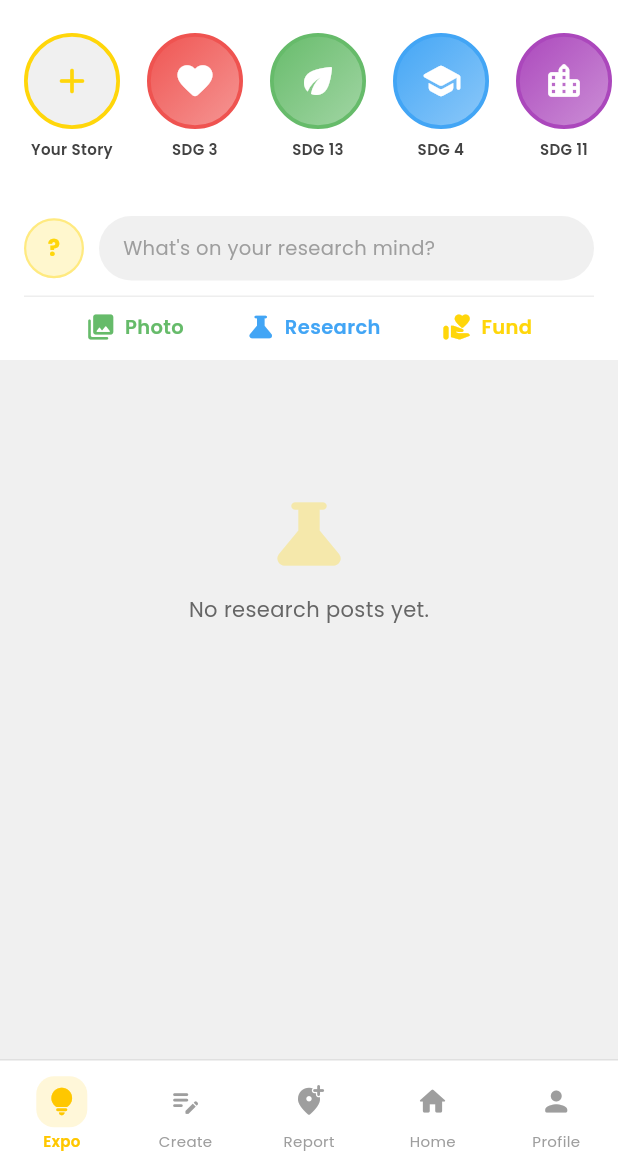
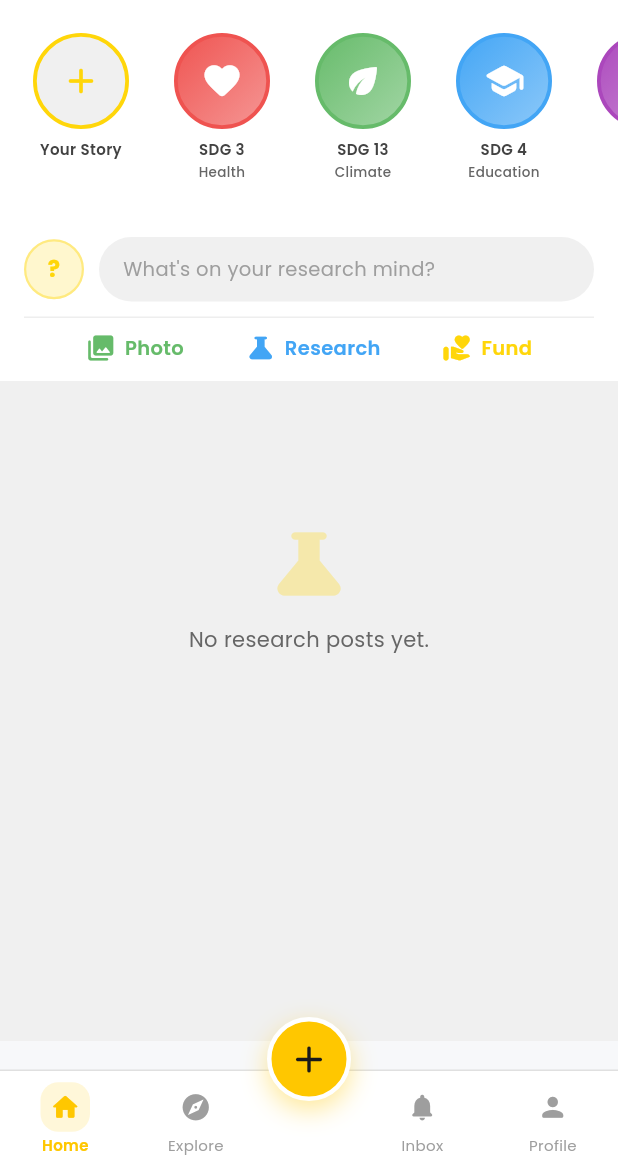
Before and after one commit to ChadBojelador/Alitaptap, a Flutter app: the screen it shows after launch, after a tap on "Get Started", after a tap on "Skip", on a phone screen of 412 x 824 dp, the part 69-1236 px from its top. Run offline on Flutter 3.47's test engine with Material 3 defaults, Android fonts, the phone set to English and light mode, and no system bars; our stand-ins replace cloud_firestore, firebase_auth, firebase_core, geolocator, google_fonts, image_picker and 2 more; missing offline and left inert: maplibre_gl; accounts and stored records are empty; network calls fail.

Commit message:
Update UI improvements and feature enhancements

```diff
--- a/apps/mobile_flutter/lib/app/main_shell.dart
+++ b/apps/mobile_flutter/lib/app/main_shell.dart
@@ -3,13 +3,12 @@ import 'package:flutter/material.dart';
 import 'package:google_fonts/google_fonts.dart';
 
 import 'app.dart';
+import '../features/civic_intelligence/presentation/issue_map_page.dart';
 import '../features/expo/presentation/expo_feed_page.dart';
-import '../features/home/presentation/analytics_page.dart';
-import '../features/home/presentation/community_home_page.dart';
-import '../features/home/presentation/admin_home_page.dart';
 import '../features/home/presentation/dashboard_page.dart';
 import '../features/home/presentation/create_page.dart';
 import '../features/civic_intelligence/presentation/issue_submit_page.dart';
+import '../features/expo/presentation/chat_inbox_page.dart';
 import '../core/models/app_role.dart';
 
 const _amber = Color(0xFFFFC700);
@@ -29,36 +28,100 @@ class MainShell extends StatefulWidget {
 class _MainShellState extends State<MainShell> {
   int _index = 0;
 
+  Future<void> _openActionSheet(String uid) async {
+    final isDark = Theme.of(context).brightness == Brightness.dark;
+    final bg = isDark ? const Color(0xFF1E1E1E) : Colors.white;
+    final subtle =
+        isDark ? const Color(0xFFBDBDBD) : const Color(0xFF666666);
+
+    await showModalBottomSheet<void>(
+      context: context,
+      backgroundColor: bg,
+      shape: const RoundedRectangleBorder(
+        borderRadius: BorderRadius.vertical(top: Radius.circular(20)),
+      ),
+      builder: (sheetContext) {
+        final canCreate = widget.role != 'community';
+        final canReport = widget.role != 'admin';
+
+        return SafeArea(
+          child: Padding(
+            padding: const EdgeInsets.fromLTRB(18, 14, 18, 18),
+            child: Column(
+              mainAxisSize: MainAxisSize.min,
+              crossAxisAlignment: CrossAxisAlignment.start,
+              children: [
+                Text(
+                  'What would you like to do?',
+                  style: GoogleFonts.poppins(
+                    fontSize: 16,
+                    fontWeight: FontWeight.w700,
+                    color: isDark ? Colors.white : _dark,
+                  ),
+                ),
+                const SizedBox(height: 12),
+                if (canReport)
+                  ListTile(
+                    contentPadding: EdgeInsets.zero,
+                    leading: const Icon(Icons.add_location_alt_rounded,
+                        color: _amber),
+                    title: Text('Report a Problem',
+                        style: GoogleFonts.poppins(fontWeight: FontWeight.w600)),
+                    subtitle: Text('Submit a local issue for validation',
+                        style: GoogleFonts.poppins(
+                            fontSize: 12, color: subtle)),
+                    onTap: () {
+                      Navigator.of(sheetContext).pop();
+                      Navigator.of(context).push(
+                        MaterialPageRoute(
+                          builder: (_) => IssueSubmitPage(reporterId: uid),
+                        ),
+                      );
+                    },
+                  ),
+                if (canCreate)
+                  ListTile(
+                    contentPadding: EdgeInsets.zero,
+                    leading:
+                        const Icon(Icons.edit_note_rounded, color: _amber),
+                    title: Text('Create a Project',
+                        style: GoogleFonts.poppins(fontWeight: FontWeight.w600)),
+                    subtitle: Text('Start a research project post',
+                        style: GoogleFonts.poppins(
+                            fontSize: 12, color: subtle)),
+                    onTap: () {
+                      Navigator.of(sheetContext).pop();
+                      Navigator.of(context).push(
+                        MaterialPageRoute(
+                          builder: (_) => const CreatePage(),
+                        ),
+                      );
+                    },
+                  ),
+              ],
+            ),
+          ),
+        );
+      },
+    );
+  }
+
   @override
   Widget build(BuildContext context) {
     final isDark = Theme.of(context).brightness == Brightness.dark;
     final uid = FirebaseAuth.instance.currentUser?.uid ?? '';
+    final email = FirebaseAuth.instance.currentUser?.email ?? '';
 
-    final pages = widget.role == 'community'
-        ? [
+    final pages = [
       const ExpoFeedPage(),
-            IssueSubmitPage(reporterId: uid),
-            DashboardPage(role: AppRole.community),
-            _ProfilePage(
-                onToggleTheme: widget.onToggleTheme,
-                onSignOut: widget.onSignOut,
-                role: widget.role),
-          ]
-        : widget.role == 'student'
-            ? [
-                const ExpoFeedPage(),
-                const CreatePage(),
-                IssueSubmitPage(reporterId: uid),
-                DashboardPage(role: AppRole.student),
-                _ProfilePage(
-                    onToggleTheme: widget.onToggleTheme,
-                    onSignOut: widget.onSignOut,
-                    role: widget.role),
-              ]
-            : [
-                const ExpoFeedPage(),
-                const CreatePage(),
-                const AdminHomePage(),
+      IssueMapPage(
+        studentId: uid,
+        showIdeaDock: false,
+      ),
+      ChatInboxPage(
+        currentUid: uid,
+        currentEmail: email,
+      ),
       _ProfilePage(
           onToggleTheme: widget.onToggleTheme,
           onSignOut: widget.onSignOut,
@@ -73,7 +136,7 @@ class _MainShellState extends State<MainShell> {
         index: safeIndex,
         isDark: isDark,
         onTap: (i) => setState(() => _index = i),
-        role: widget.role,
+        onActionTap: () => _openActionSheet(uid),
       ),
     );
   }
@@ -84,41 +147,20 @@ class _BottomNav extends StatelessWidget {
     required this.index,
     required this.isDark,
     required this.onTap,
-    required this.role,
+    required this.onActionTap,
   });
 
   final int index;
   final bool isDark;
   final ValueChanged<int> onTap;
-  final String role;
+  final VoidCallback onActionTap;
 
-  static const _adminItems = [
-    (icon: Icons.lightbulb_rounded, label: 'Expo'),
-    (icon: Icons.edit_note_rounded, label: 'Create'),
+  static const _items = [
     (icon: Icons.home_rounded, label: 'Home'),
+    (icon: Icons.explore_rounded, label: 'Explore'),
+    (icon: Icons.notifications_rounded, label: 'Inbox'),
     (icon: Icons.person_rounded, label: 'Profile'),
   ];
-
-  static const _studentItems = [
-    (icon: Icons.lightbulb_rounded, label: 'Expo'),
-    (icon: Icons.edit_note_rounded, label: 'Create'),
-    (icon: Icons.add_location_alt_rounded, label: 'Report'),
-    (icon: Icons.home_rounded, label: 'Home'),
-    (icon: Icons.person_rounded, label: 'Profile'),
-  ];
-
-  static const _communityItems = [
-    (icon: Icons.lightbulb_rounded, label: 'Expo'),
-    (icon: Icons.add_location_alt_rounded, label: 'Report'),
-    (icon: Icons.home_rounded, label: 'Home'),
-    (icon: Icons.person_rounded, label: 'Profile'),
-  ];
-
-  List<({IconData icon, String label})> _getItems() {
-    if (role == 'community') return _communityItems;
-    if (role == 'student') return _studentItems;
-    return _adminItems;
-  }
 
   @override
   Widget build(BuildContext context) {
@@ -128,7 +170,15 @@ class _BottomNav extends StatelessWidget {
         : const Color(0xFFE0E0E0);
 
     return SizedBox(
-      height: 72,
+      height: 84,
+      child: Stack(
+        alignment: Alignment.topCenter,
+        clipBehavior: Clip.none,
+        children: [
+          Positioned(
+            left: 0,
+            right: 0,
+            bottom: 0,
             child: Container(
               decoration: BoxDecoration(
                 color: bg,
@@ -139,57 +189,45 @@ class _BottomNav extends StatelessWidget {
                 child: SizedBox(
                   height: 64,
                   child: Row(
-              children: List.generate(_getItems().length, (i) {
-                final item = _getItems()[i];
-                final selected = i == index;
-                return Expanded(
-                  child: GestureDetector(
-                    behavior: HitTestBehavior.opaque,
-                    onTap: () => onTap(i),
-                    child: Column(
-                      mainAxisAlignment: MainAxisAlignment.center,
                     children: [
-                        AnimatedContainer(
-                          duration: const Duration(milliseconds: 200),
-                          padding: const EdgeInsets.all(6),
-                          decoration: BoxDecoration(
-                            color: selected
-                                ? _amber.withValues(alpha: 0.15)
-                                : Colors.transparent,
-                            borderRadius: BorderRadius.circular(12),
-                          ),
-                          child: Icon(
-                            item.icon,
-                            size: 22,
-                            color: selected
-                                ? _amber
-                                : isDark
-                                    ? const Color(0xFF616161)
-                                    : const Color(0xFF9E9E9E),
+                      Expanded(child: _NavItem(item: _items[0], selected: index == 0, isDark: isDark, onTap: () => onTap(0))),
+                      Expanded(child: _NavItem(item: _items[1], selected: index == 1, isDark: isDark, onTap: () => onTap(1))),
+                      const SizedBox(width: 64),
+                      Expanded(child: _NavItem(item: _items[2], selected: index == 2, isDark: isDark, onTap: () => onTap(2))),
+                      Expanded(child: _NavItem(item: _items[3], selected: index == 3, isDark: isDark, onTap: () => onTap(3))),
+                    ],
                   ),
                 ),
-                        const SizedBox(height: 2),
-                        Text(
-                          item.label,
-                          style: GoogleFonts.poppins(
-                            fontSize: 10,
-                            fontWeight:
-                                selected ? FontWeight.w600 : FontWeight.w400,
-                            color: selected
-                                ? _amber
-                                : isDark
-                                    ? const Color(0xFF616161)
-                                    : const Color(0xFF9E9E9E),
+              ),
+            ),
+          ),
+          Positioned(
+            top: -16,
+            child: GestureDetector(
+              onTap: onActionTap,
+              child: Container(
+                width: 56,
+                height: 56,
+                decoration: BoxDecoration(
+                  color: _amber,
+                  shape: BoxShape.circle,
+                  boxShadow: [
+                    BoxShadow(
+                      color: _amber.withValues(alpha: 0.4),
+                      blurRadius: 14,
+                      offset: const Offset(0, 6),
+                    ),
+                  ],
+                  border: Border.all(
+                    color: isDark ? const Color(0xFF1E1E1E) : Colors.white,
+                    width: 3,
+                  ),
+                ),
+                child: const Icon(Icons.add_rounded, color: _dark, size: 30),
+              ),
             ),
           ),
         ],
-                    ),
-                  ),
-                );
-              }),
-            ),
-          ),
-        ),
       ),
     );
   }
@@ -291,6 +329,67 @@ class _ProfilePage extends StatelessWidget {
               ),
             ],
           ),
+        ),
+      ),
+    );
+  }
+}
+
+class _NavItem extends StatelessWidget {
+  const _NavItem({
+    required this.item,
+    required this.selected,
+    required this.isDark,
+    required this.onTap,
+  });
+
+  final ({IconData icon, String label}) item;
+  final bool selected;
+  final bool isDark;
+  final VoidCallback onTap;
+
+  @override
+  Widget build(BuildContext context) {
+    return GestureDetector(
+      behavior: HitTestBehavior.opaque,
+      onTap: onTap,
+      child: Padding(
+        padding: const EdgeInsets.symmetric(horizontal: 2),
+        child: Column(
+          mainAxisAlignment: MainAxisAlignment.center,
+          children: [
+            AnimatedContainer(
+              duration: const Duration(milliseconds: 200),
+              padding: const EdgeInsets.all(6),
+              decoration: BoxDecoration(
+                color:
+                    selected ? _amber.withValues(alpha: 0.15) : Colors.transparent,
+                borderRadius: BorderRadius.circular(12),
+              ),
+              child: Icon(
+                item.icon,
+                size: 21,
+                color: selected
+                    ? _amber
+                    : isDark
+                        ? const Color(0xFF616161)
+                        : const Color(0xFF9E9E9E),
+              ),
+            ),
+            const SizedBox(height: 2),
+            Text(
+              item.label,
+              style: GoogleFonts.poppins(
+                fontSize: 10,
+                fontWeight: selected ? FontWeight.w600 : FontWeight.w400,
+                color: selected
+                    ? _amber
+                    : isDark
+                        ? const Color(0xFF616161)
+                        : const Color(0xFF9E9E9E),
+              ),
+            ),
+          ],
         ),
       ),
     );
--- a/apps/mobile_flutter/lib/features/expo/presentation/expo_feed_page.dart
+++ b/apps/mobile_flutter/lib/features/expo/presentation/expo_feed_page.dart
@@ -160,7 +160,7 @@ class _ExpoFeedPageState extends State<ExpoFeedPage> {
                           .then((_) => _load()),
                     ),
 
-                    const SizedBox(height: 8),
+                    const SizedBox(height: 14),
 
                     // ── Feed ───────────────────────────────────────────
                     if (_loading)
@@ -394,11 +394,11 @@ class _StoriesRow extends StatelessWidget {
 
   static const _yellow = Color(0xFFFFD60A);
   static const _stories = [
-    ('SDG 3', Icons.favorite_rounded, Color(0xFFEF5350)),
-    ('SDG 13', Icons.eco_rounded, Color(0xFF66BB6A)),
-    ('SDG 4', Icons.school_rounded, Color(0xFF42A5F5)),
-    ('SDG 11', Icons.location_city_rounded, Color(0xFFAB47BC)),
-    ('SDG 6', Icons.water_drop_rounded, Color(0xFF26C6DA)),
+    ('SDG 3', 'Health', Icons.favorite_rounded, Color(0xFFEF5350)),
+    ('SDG 13', 'Climate', Icons.eco_rounded, Color(0xFF66BB6A)),
+    ('SDG 4', 'Education', Icons.school_rounded, Color(0xFF42A5F5)),
+    ('SDG 11', 'Cities', Icons.location_city_rounded, Color(0xFFAB47BC)),
+    ('SDG 6', 'Water', Icons.water_drop_rounded, Color(0xFF26C6DA)),
   ];
 
   @override
@@ -408,7 +408,7 @@ class _StoriesRow extends StatelessWidget {
       color: bg,
       padding: const EdgeInsets.symmetric(vertical: 12),
       child: SizedBox(
-        height: 100,
+        height: 114,
         child: ListView(
           scrollDirection: Axis.horizontal,
           padding: const EdgeInsets.symmetric(horizontal: 12),
@@ -416,6 +416,7 @@ class _StoriesRow extends StatelessWidget {
             // Add story
             _StoryBubble(
               label: 'Your Story',
+              subtitle: '',
               icon: Icons.add_rounded,
               color: _yellow,
               isDark: isDark,
@@ -423,8 +424,9 @@ class _StoriesRow extends StatelessWidget {
             ),
             ..._stories.map((s) => _StoryBubble(
                   label: s.$1,
-                  icon: s.$2,
-                  color: s.$3,
+                  subtitle: s.$2,
+                  icon: s.$3,
+                  color: s.$4,
                   isDark: isDark,
                 )),
           ],
@@ -437,12 +439,14 @@ class _StoriesRow extends StatelessWidget {
 class _StoryBubble extends StatelessWidget {
   const _StoryBubble({
     required this.label,
+    required this.subtitle,
     required this.icon,
     required this.color,
     required this.isDark,
     this.isAdd = false,
   });
   final String label;
+  final String subtitle;
   final IconData icon;
   final Color color;
   final bool isDark;
@@ -451,7 +455,7 @@ class _StoryBubble extends StatelessWidget {
   @override
   Widget build(BuildContext context) {
     return Container(
-      width: 72,
+      width: 84,
       margin: const EdgeInsets.only(right: 10),
       child: Column(
         children: [
@@ -491,6 +495,21 @@ class _StoryBubble extends StatelessWidget {
                     ? const Color(0xFFBDBDBD)
                     : const Color(0xFF424242),
               )),
+          if (!isAdd) ...[
+            const SizedBox(height: 2),
+            Text(
+              subtitle,
+              textAlign: TextAlign.center,
+              maxLines: 1,
+              overflow: TextOverflow.ellipsis,
+              style: GoogleFonts.poppins(
+                fontSize: 9,
+                fontWeight: FontWeight.w500,
+                color:
+                    isDark ? const Color(0xFF9E9E9E) : const Color(0xFF666666),
+              ),
+            ),
+          ],
         ],
       ),
     );
--- a/apps/mobile_flutter/lib/features/home/presentation/create_page.dart
+++ b/apps/mobile_flutter/lib/features/home/presentation/create_page.dart
@@ -374,7 +374,8 @@ ${project['feasibility'] ?? 'N/A'}
     final bg = isDark ? const Color(0xFF141414) : const Color(0xFFF7F8FA);
     final cardBg = isDark ? const Color(0xFF242424) : Colors.white;
     final textColor = isDark ? Colors.white : _dark;
-    final subtleColor = isDark ? const Color(0xFF9E9E9E) : const Color(0xFF757575);
+    final subtleColor =
+        isDark ? const Color(0xFFBDBDBD) : const Color(0xFF757575);
 
     return Scaffold(
       backgroundColor: bg,
```
Also changed, not shown: apps/mobile_flutter/lib/features/civic_intelligence/presentation/issue_submit_page.dart (+54 -20 lines), apps/mobile_flutter/lib/features/home/presentation/dashboard_page.dart (+18 -5 lines). Lines whose indentation alone changed are shown as unchanged.
